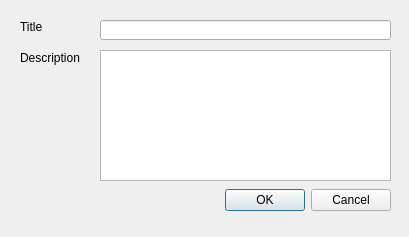
The window that PhotoAlbum/descriptionwindow.ui (catlin0123/PhotoAlbum) describes before a commit, drawn with Qt 5.
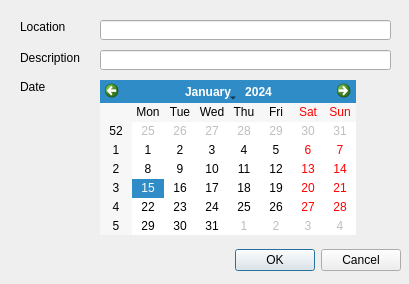
The same window after the commit.

Commit message: I got the edit description working. Now just for saving pictures and making sure save file is enabled appropriately.

```diff
--- a/PhotoAlbum/descriptionwindow.ui
+++ b/PhotoAlbum/descriptionwindow.ui
@@ -7,7 +7,7 @@
     <x>0</x>
     <y>0</y>
     <width>409</width>
-    <height>237</height>
+    <height>284</height>
    </rect>
   </property>
   <property name="windowTitle">
@@ -16,8 +16,8 @@
   <widget class="QDialogButtonBox" name="buttonBox">
    <property name="geometry">
     <rect>
-     <x>170</x>
-     <y>180</y>
+     <x>180</x>
+     <y>240</y>
      <width>221</width>
      <height>41</height>
     </rect>
@@ -39,7 +39,7 @@
     </rect>
    </property>
    <property name="text">
-    <string>Title</string>
+    <string>Location</string>
    </property>
   </widget>
   <widget class="QLabel" name="label_2">
@@ -65,13 +65,36 @@
     </rect>
    </property>
   </widget>
-  <widget class="QTextEdit" name="descriptionEdit">
+  <widget class="QLineEdit" name="descriptionEdit">
    <property name="geometry">
     <rect>
      <x>100</x>
      <y>50</y>
      <width>291</width>
-     <height>131</height>
+     <height>20</height>
+    </rect>
+   </property>
+  </widget>
+  <widget class="QLabel" name="label_3">
+   <property name="geometry">
+    <rect>
+     <x>20</x>
+     <y>80</y>
+     <width>46</width>
+     <height>13</height>
+    </rect>
+   </property>
+   <property name="text">
+    <string>Date</string>
+   </property>
+  </widget>
+  <widget class="QCalendarWidget" name="calendarWidget">
+   <property name="geometry">
+    <rect>
+     <x>100</x>
+     <y>80</y>
+     <width>256</width>
+     <height>155</height>
     </rect>
    </property>
   </widget>
```
Left out of the diff: 2 changed lines with no effect on the pictures. The commit also changes 4 other files.
